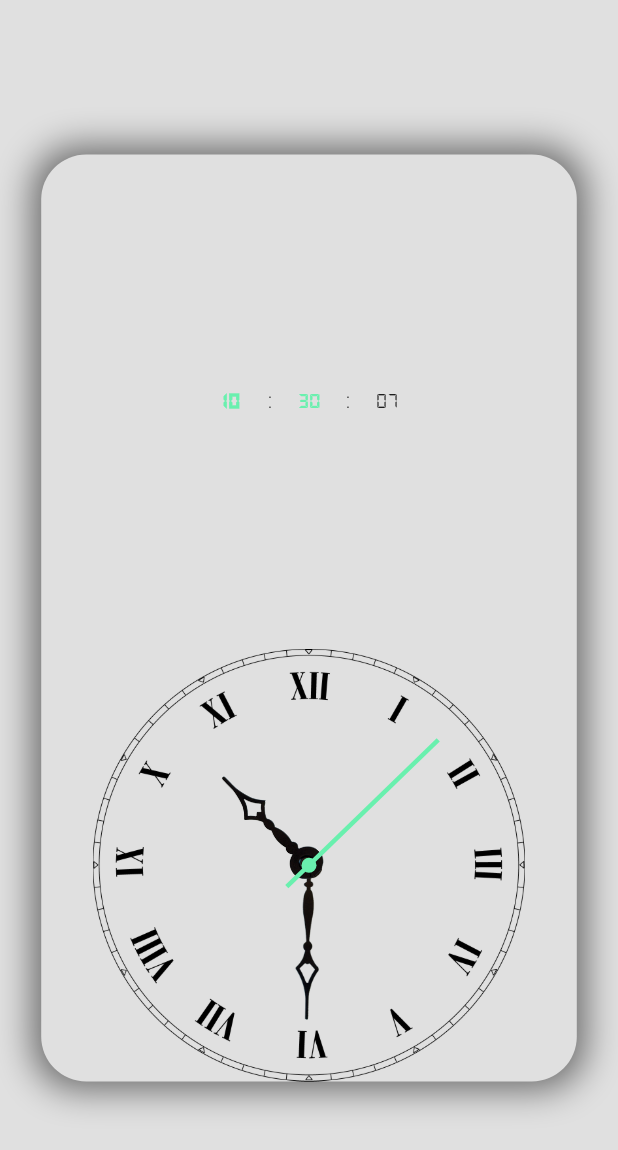
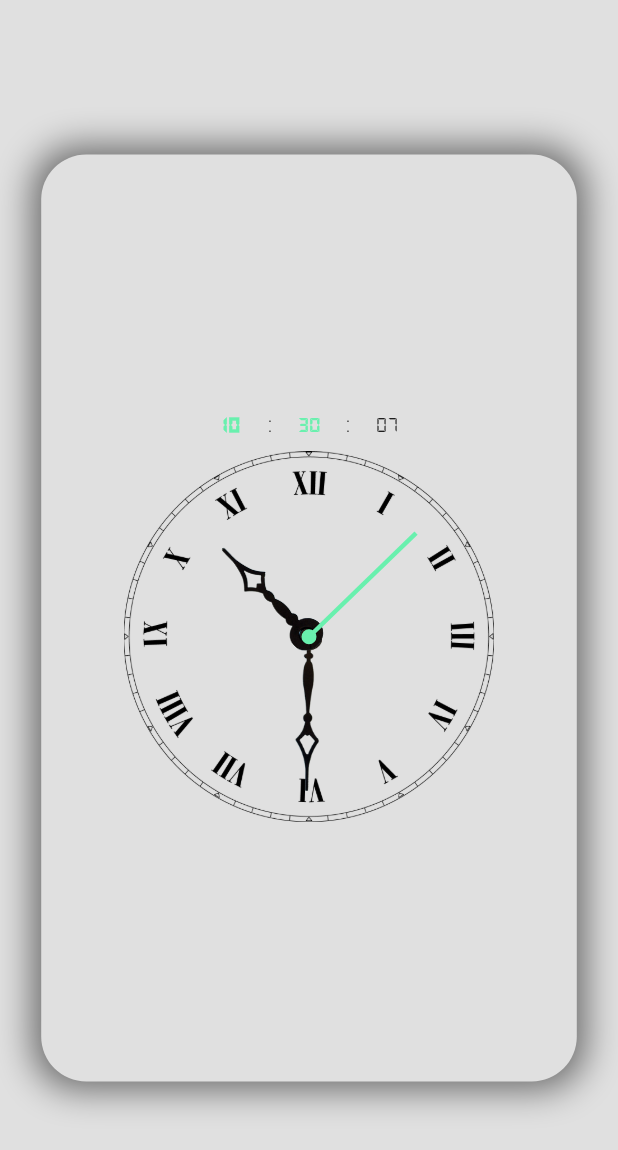
Before and after one commit to MohammedSalehelShazly/clock, a Flutter app: the screen it shows after launch, on a phone screen of 412 x 824 dp. Shown: the top 1150 px of the screen. Run offline on Flutter 3.47's test engine with Material 2 defaults, Android fonts, the phone set to English and light mode, and no system bars; drawn by our look-alikes of auto_size_text.

Commit message:
moreResponsive

```diff
--- a/lib/clock.dart
+++ b/lib/clock.dart
@@ -16,12 +16,12 @@ class _ClockState extends State<Clock> {
   isPortrait()=> MediaQuery.of(context).size.height/MediaQuery.of(context).size.width >=1;
 
   double screenWidth(){
-    if( isPortrait() /*MediaQuery.of(context).orientation == Orientation.portrait*/ )
+    if( isPortrait() )
       return MediaQuery.of(context).size.width ;
     else return MediaQuery.of(context).size.height ;
   }
   double screenHeight(){
-    if(  isPortrait() /*MediaQuery.of(context).orientation == Orientation.portrait*/ )
+    if(  isPortrait() )
       return MediaQuery.of(context).size.height ;
     else return MediaQuery.of(context).size.width ;
   }
@@ -98,8 +98,10 @@ class _ClockState extends State<Clock> {
 
 
             Expanded(
+              flex: isPortrait() ?0 :1,
               child: Container(
                 width: screenWidth()/2.7,
+                margin: EdgeInsets.only(bottom: isPortrait() ? 10 :0),
                 child: Row(
                   mainAxisAlignment: MainAxisAlignment.center,
                   children: [
@@ -111,14 +113,14 @@ class _ClockState extends State<Clock> {
                             '${fieldHour( hour(time) )}',
                             style: timeStyle(),
                             minFontSize: textScale(15),
-                            maxFontSize: textScale(40),
+                            maxFontSize: textScale(60),
                           )),
                     ),
 
                     AutoSizeText(':',
                       style: TextStyle(fontFamily: 'DS',),
                       minFontSize: textScale(15),
-                      maxFontSize: textScale(40),
+                      maxFontSize: textScale(60),
                     ),
 
                     Expanded(
@@ -127,7 +129,7 @@ class _ClockState extends State<Clock> {
                           child: AutoSizeText('${fieldMnt(time.minute)}' ,
                             style: timeStyle().copyWith(fontWeight: FontWeight.w700),
                             minFontSize: textScale(15),
-                            maxFontSize: textScale(40),
+                            maxFontSize: textScale(60),
                           )),
                     ),
 
@@ -135,7 +137,7 @@ class _ClockState extends State<Clock> {
                     AutoSizeText(':',
                       style: TextStyle(fontFamily: 'DS',),
                       minFontSize: textScale(15),
-                      maxFontSize: textScale(40),
+                      maxFontSize: textScale(60),
                     ),
 
                     Expanded(
@@ -144,7 +146,7 @@ class _ClockState extends State<Clock> {
                           child: AutoSizeText('${fieldScnd(time.second)}' ,
                             style: timeStyle().copyWith(fontWeight: FontWeight.normal ,color: Colors.black87),
                             minFontSize: textScale(15),
-                            maxFontSize: textScale(40),
+                            maxFontSize: textScale(60),
                           )),
                     ),
 
@@ -163,8 +165,8 @@ class _ClockState extends State<Clock> {
                     fit: BoxFit.contain,
                   )
                 ),
-                width: screenWidth()*0.70,
-                height: screenWidth()*0.70,
+                width: screenWidth()*0.60,
+                height: screenWidth()*0.60,
                 child: Stack(
                   alignment: Alignment.center,
                   children: [
```
